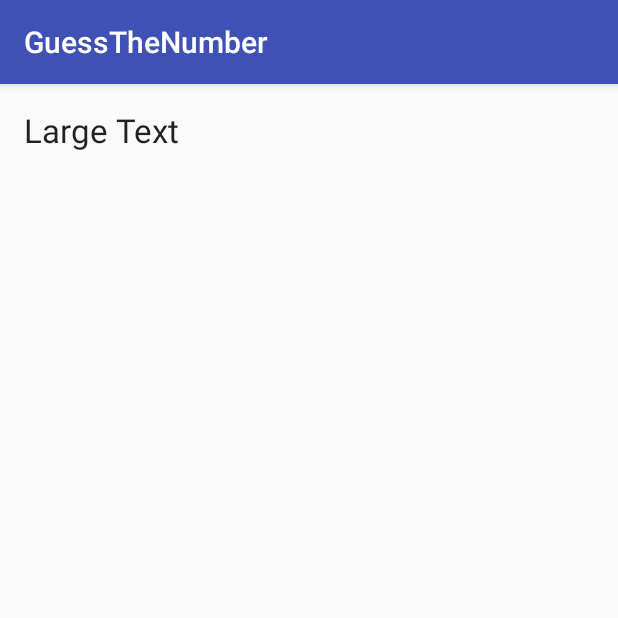
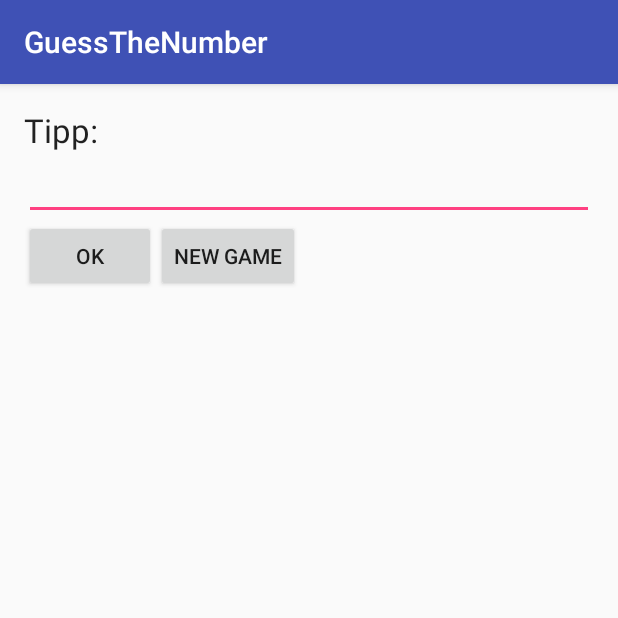
Before and after one commit to denesdavid/GuessTheNumber, an Android app: the screen it shows after launch (MyActivity), on a phone screen of 412 x 824 dp, the top half of it. Run offline under Robolectric (Android 15) with nearby library versions, the phone set to English and light mode, and no system bars.

Commit message:
GUI designed

```diff
--- a/app/src/main/java/com/example/david/guessthenumber/MyActivity.java
+++ b/app/src/main/java/com/example/david/guessthenumber/MyActivity.java
@@ -2,12 +2,25 @@ package com.example.david.guessthenumber;
 
 import android.support.v7.app.AppCompatActivity;
 import android.os.Bundle;
+import android.widget.Button;
+import android.widget.EditText;
+import android.widget.TextView;
 
 public class MyActivity extends AppCompatActivity {
+
+    private EditText number;
+    private Button newgame,ok;
+    private TextView result;
+
 
     @Override
     protected void onCreate(Bundle savedInstanceState) {
         super.onCreate(savedInstanceState);
         setContentView(R.layout.activity_my);
+
+        number=(EditText)findViewById(R.id.txtNumber);
+        newgame=(Button)findViewById(R.id.BTNewGame);
+        ok=(Button)findViewById(R.id.BTOK);
+        result=(TextView)findViewById(R.id.txtResult);
     }
 }
--- a/app/src/main/res/layout/activity_my.xml
+++ b/app/src/main/res/layout/activity_my.xml
@@ -14,6 +14,37 @@
         android:layout_width="fill_parent"
         android:layout_height="wrap_content"
         android:textAppearance="?android:attr/textAppearanceLarge"
-        android:text="Large Text"
+        android:text="Tipp:"
         android:id="@+id/textView" />
+
+    <EditText
+        android:layout_width="match_parent"
+        android:layout_height="wrap_content"
+        android:inputType="number"
+        android:ems="10"
+        android:id="@+id/txtNumber" />
+
+    <LinearLayout
+        android:orientation="horizontal"
+        android:layout_width="match_parent"
+        android:layout_height="wrap_content">
+
+        <Button
+            android:layout_width="wrap_content"
+            android:layout_height="wrap_content"
+            android:text="OK"
+            android:id="@+id/BTOK" />
+
+        <Button
+            android:layout_width="wrap_content"
+            android:layout_height="wrap_content"
+            android:text="New game"
+            android:id="@+id/BTNewGame" />
+    </LinearLayout>
+
+    <TextView
+        android:layout_width="wrap_content"
+        android:layout_height="wrap_content"
+        android:textAppearance="?android:attr/textAppearanceLarge"
+        android:id="@+id/txtResult" />
 </LinearLayout>
```
